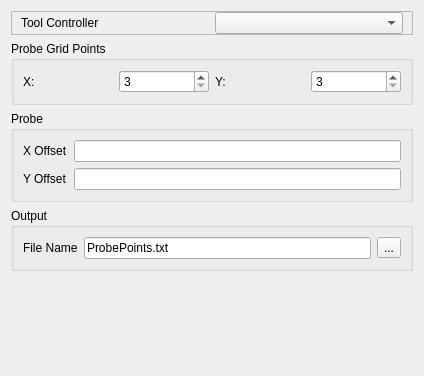
This is src/Mod/Path/Gui/Resources/panels/PageOpOMIEdit.ui in Ondsel-Development/FreeCAD as Qt 5 draws it before an edit. The edited form follows.
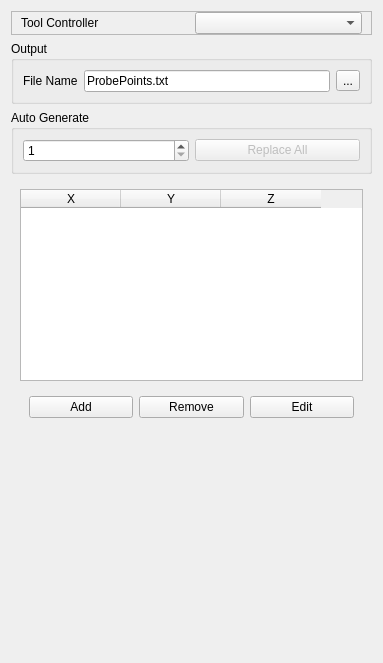
This is the edited form. Custom widgets are drawn as their Qt base class.

Commit message: Tried to implement point selection like in PageBaseLocationEdit

```diff
--- a/src/Mod/Path/Gui/Resources/panels/PageOpOMIEdit.ui
+++ b/src/Mod/Path/Gui/Resources/panels/PageOpOMIEdit.ui
@@ -6,8 +6,8 @@
    <rect>
     <x>0</x>
     <y>0</y>
-    <width>424</width>
-    <height>376</height>
+    <width>383</width>
+    <height>663</height>
    </rect>
   </property>
   <property name="windowTitle">
@@ -47,87 +47,7 @@
     </widget>
    </item>
    <item>
-    <widget class="QGroupBox" name="groupBox_2">
-     <property name="title">
-      <string>Probe Grid Points</string>
-     </property>
-     <layout class="QGridLayout" name="gridLayout_3">
-      <item row="0" column="0">
-       <widget class="QLabel" name="label_2">
-        <property name="text">
-         <string>X:</string>
-        </property>
-       </widget>
-      </item>
-      <item row="0" column="1">
-       <widget class="QSpinBox" name="PointCountX">
-        <property name="minimum">
-         <number>3</number>
-        </property>
-        <property name="maximum">
-         <number>1000</number>
-        </property>
-       </widget>
-      </item>
-      <item row="0" column="3">
-       <widget class="QLabel" name="label_3">
-        <property name="text">
-         <string>Y:</string>
-        </property>
-       </widget>
-      </item>
-     <item row="0" column="4">
-       <widget class="QSpinBox" name="PointCountY">
-        <property name="minimum">
-         <number>3</number>
-        </property>
-        <property name="maximum">
-         <number>1000</number>
-        </property>
-       </widget>
-      </item>
-      </layout>
-    </widget>
-   </item>
-   <item>
-    <widget class="QGroupBox" name="groupBox">
-     <property name="title">
-      <string>Probe</string>
-     </property>
-     <layout class="QGridLayout" name="gridLayout_2">
-      <item row="1" column="0">
-       <widget class="QLabel" name="label_5">
-        <property name="text">
-         <string>X Offset</string>
-        </property>
-       </widget>
-      </item>
-      <item row="1" column="1">
-       <widget class="Gui::InputField" name="Xoffset">
-        <property name="unit" stdset="0">
-         <string notr="true"/>
-        </property>
-       </widget>
-      </item>
-     <item row="2" column="0">
-       <widget class="QLabel" name="label_6">
-        <property name="text">
-         <string>Y Offset</string>
-        </property>
-       </widget>
-      </item>
-      <item row="2" column="1">
-       <widget class="Gui::InputField" name="Yoffset">
-        <property name="unit" stdset="0">
-         <string notr="true"/>
-        </property>
-       </widget>
-      </item>
-      </layout>
-    </widget>
-   </item>
-   <item>
-    <widget class="QGroupBox" name="groupBox_3">
+    <widget class="QGroupBox" name="gbOutputFile">
      <property name="title">
       <string>Output</string>
      </property>
@@ -159,6 +79,99 @@
      </layout>
     </widget>
    </item>
+   <item>
+    <widget class="QGroupBox" name="cbGeneration">
+     <property name="title">
+      <string>Auto Generate</string>
+     </property>
+     <layout class="QGridLayout" name="gridLayout_5">
+      <item row="1" column="0">
+       <widget class="QSpinBox" name="sbCount">
+        <property name="minimum">
+         <number>1</number>
+        </property>
+        <property name="value">
+         <number>1</number>
+        </property>
+       </widget>
+      </item>
+      <item row="1" column="1">
+       <widget class="QPushButton" name="pbGenerate">
+        <property name="enabled">
+         <bool>false</bool>
+        </property>
+        <property name="text">
+         <string>Replace All</string>
+        </property>
+       </widget>
+      </item>
+     </layout>
+    </widget>
+   </item>
+   <item>
+    <widget class="QWidget" name="formLoc" native="true">
+     <layout class="QGridLayout" name="gridLayout_3">
+      <item row="1" column="0">
+       <widget class="QWidget" name="addRemoveEdit" native="true">
+        <layout class="QGridLayout" name="gridLayout_2">
+         <item row="0" column="3">
+          <widget class="QPushButton" name="editLocation">
+           <property name="toolTip">
+            <string>Edit selected location.</string>
+           </property>
+           <property name="text">
+            <string>Edit</string>
+           </property>
+          </widget>
+         </item>
+         <item row="0" column="2">
+          <widget class="QPushButton" name="removeLocation">
+           <property name="toolTip">
+            <string>Remove selected location from the list. The operation is no longer applied to them.</string>
+           </property>
+           <property name="text">
+            <string>Remove</string>
+           </property>
+          </widget>
+         </item>
+         <item row="0" column="1">
+          <widget class="QPushButton" name="addLocation">
+           <property name="toolTip">
+            <string>Opens a dialog to add arbitrary locations.</string>
+           </property>
+           <property name="text">
+            <string>Add</string>
+           </property>
+          </widget>
+         </item>
+        </layout>
+       </widget>
+      </item>
+      <item row="0" column="0">
+       <widget class="QTableWidget" name="baseList">
+        <property name="toolTip">
+         <string>List of locations to be processed.</string>
+        </property>
+        <column>
+         <property name="text">
+          <string>X</string>
+         </property>
+        </column>
+        <column>
+         <property name="text">
+          <string>Y</string>
+         </property>
+        </column>
+        <column>
+         <property name="text">
+          <string>Z</string>
+         </property>
+        </column>
+       </widget>
+      </item>
+     </layout>
+    </widget>
+   </item>
    <item>
     <spacer name="verticalSpacer">
      <property name="orientation">
@@ -174,13 +187,6 @@
    </item>
   </layout>
  </widget>
- <customwidgets>
-  <customwidget>
-   <class>Gui::InputField</class>
-   <extends>QLineEdit</extends>
-   <header>Gui/InputField.h</header>
-  </customwidget>
- </customwidgets>
  <resources/>
  <connections/>
 </ui>
```
Left out of the diff: 6 changed lines with no effect on the pictures. The commit also changes 1 other file.
